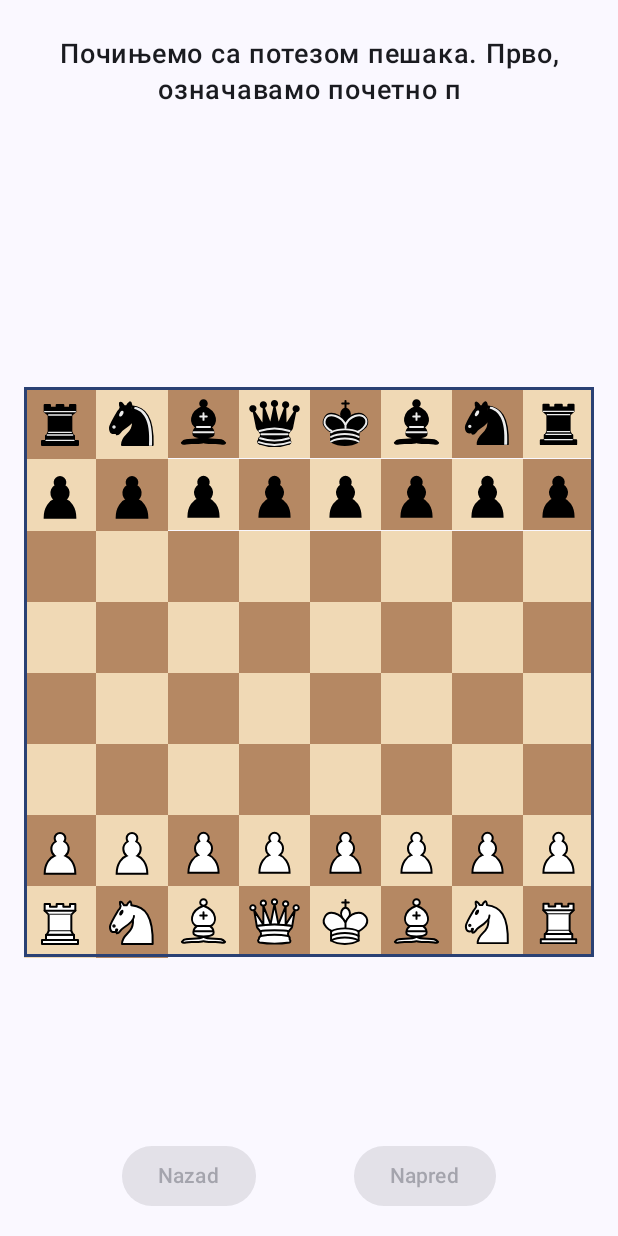
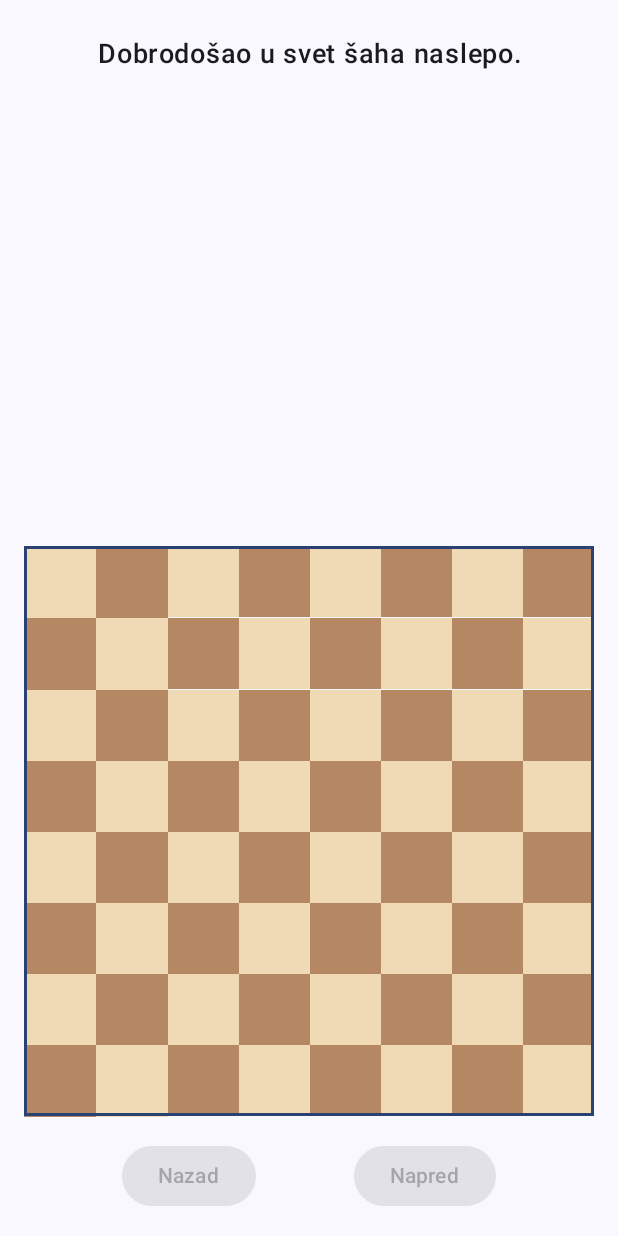
Before and after one commit to pvladan75/BlindfoldChessCouch, an Android app built with Jetpack Compose: the composable InstructionsScreen shown on its own in the app's theme, on a phone screen of 412 x 824 dp. Run offline under Robolectric (Android 15) with nearby library versions, the light colour scheme and no system bars.

Commit message:
Postavili temelje za Uputstvo, sad treba da se podaci upisuju u strings.xml i TutorialData. Ispravljena boja polja na tabli u svim modulima

```diff
--- /dev/null
+++ b/app/src/main/java/com/program/blindfoldchesscouch/sound/SoundManager.kt
@@ -0,0 +1,51 @@
+// sound/SoundManager.kt
+package com.program.blindfoldchesscouch.sound
+
+import android.content.Context
+import android.media.AudioAttributes
+import android.media.SoundPool
+import com.program.blindfoldchesscouch.R
+
+class SoundManager(context: Context) {
+
+    private var soundPool: SoundPool? = null
+    private var typewriterSoundId: Int = 0
+    private var isSoundLoaded = false
+
+    init {
+        // Kreiramo AudioAttributes da bismo definisali kako će se zvuk ponašati
+        val audioAttributes = AudioAttributes.Builder()
+            .setUsage(AudioAttributes.USAGE_GAME) // Definišemo da je zvuk za igru/UI efekat
+            .setContentType(AudioAttributes.CONTENT_TYPE_SONIFICATION)
+            .build()
+
+        // Kreiramo instancu SoundPool-a
+        soundPool = SoundPool.Builder()
+            .setMaxStreams(5) // Koliko zvukova može da se pusti istovremeno
+            .setAudioAttributes(audioAttributes)
+            .build()
+
+        // Postavljamo listener koji će nas obavestiti kada je zvuk učitan i spreman
+        soundPool?.setOnLoadCompleteListener { _, _, status ->
+            if (status == 0) {
+                isSoundLoaded = true
+            }
+        }
+
+        // Učitavamo naš typing.ogg fajl iz res/raw foldera
+        typewriterSoundId = soundPool?.load(context, R.raw.typing, 1) ?: 0
+    }
+
+    // Funkcija koju ćemo pozivati da pustimo zvuk kucanja
+    fun playTypeSound() {
+        if (isSoundLoaded) {
+            soundPool?.play(typewriterSoundId, 1f, 1f, 0, 0, 1f)
+        }
+    }
+
+    // Veoma važna funkcija za oslobađanje resursa kada nam SoundManager više ne treba
+    fun release() {
+        soundPool?.release()
+        soundPool = null
+    }
+}
--- a/app/src/main/java/com/program/blindfoldchesscouch/ui/screens/ChessBoardComposables.kt
+++ b/app/src/main/java/com/program/blindfoldchesscouch/ui/screens/ChessBoardComposables.kt
@@ -8,7 +8,7 @@ import androidx.compose.runtime.Composable
 import androidx.compose.ui.Alignment
 import androidx.compose.ui.Modifier
 import androidx.compose.ui.graphics.Color
-import androidx.compose.ui.res.painterResource // Važan import
+import androidx.compose.ui.res.painterResource
 import androidx.compose.ui.unit.dp
 import com.program.blindfoldchesscouch.model.Board
 import com.program.blindfoldchesscouch.model.Square
@@ -23,7 +23,8 @@ fun ChessBoard(board: Board) {
         for (rank in 8 downTo 1) {
             Row {
                 for (file in 'a'..'h') {
-                    val squareColor = if ((file - 'a' + rank) % 2 == 0) darkSquare else lightSquare
+                    // *** ИСПРАВКА ЈЕ ОВДЕ: Замењена места бојама ***
+                    val squareColor = if ((file - 'a' + rank) % 2 == 0) lightSquare else darkSquare
                     ChessSquare(
                         square = Square(file, rank),
                         board = board,
@@ -45,7 +46,6 @@ fun ChessSquare(square: Square, board: Board, modifier: Modifier = Modifier) {
     ) {
         val piece = board.getPieceAt(square)
         if (piece != null) {
-            // Sada koristimo standardni `painterResource` umesto Coil-a.
             Image(
                 painter = painterResource(id = getDrawableResourceForPiece(piece = piece)),
                 contentDescription = piece.toString(),
--- a/app/src/main/java/com/program/blindfoldchesscouch/ui/screens/InstructionsScreen.kt
+++ b/app/src/main/java/com/program/blindfoldchesscouch/ui/screens/InstructionsScreen.kt
@@ -4,6 +4,8 @@ package com.program.blindfoldchesscouch.ui.screens
 import androidx.compose.foundation.background
 import androidx.compose.foundation.border
 import androidx.compose.foundation.layout.*
+import androidx.compose.foundation.rememberScrollState
+import androidx.compose.foundation.verticalScroll
 import androidx.compose.material3.Button
 import androidx.compose.material3.MaterialTheme
 import androidx.compose.material3.Scaffold
@@ -32,7 +34,6 @@ fun InstructionsScreen(
     val uiState by viewModel.uiState.collectAsStateWithLifecycle()
     val context = LocalContext.current
 
-    // LaunchedEffect će se pokrenuti samo ako se promeni korak i ako korak nije null
     LaunchedEffect(uiState.currentStep) {
         uiState.currentStep?.let { step ->
             val fullText = context.getString(step.textResId)
@@ -46,8 +47,7 @@ fun InstructionsScreen(
                 .fillMaxSize()
                 .padding(paddingValues)
                 .padding(16.dp),
-            horizontalAlignment = Alignment.CenterHorizontally,
-            verticalArrangement = Arrangement.SpaceBetween
+            horizontalAlignment = Alignment.CenterHorizontally
         ) {
             Text(
                 text = uiState.displayedText,
@@ -56,14 +56,19 @@ fun InstructionsScreen(
                 textAlign = TextAlign.Center,
                 modifier = Modifier
                     .fillMaxWidth()
-                    .height(120.dp)
+                    .weight(1f)
+                    .verticalScroll(rememberScrollState())
                     .padding(vertical = 8.dp)
             )
+
+            Spacer(modifier = Modifier.height(16.dp))
 
             TutorialChessBoard(
                 board = uiState.board,
                 highlightedSquares = uiState.highlightedSquares
             )
+
+            Spacer(modifier = Modifier.height(16.dp))
 
             Row(
                 modifier = Modifier.fillMaxWidth(),
@@ -124,9 +129,10 @@ fun TutorialChessSquare(
 ) {
     val lightSquareColor = Color(0xFFF0D9B5)
     val darkSquareColor = Color(0xFFB58863)
-    val highlightColor = Color(0x996C9950)
+    val highlightColor = Color(0x99FFC107)
 
-    val squareColor = if ((square.file - 'a' + square.rank) % 2 == 0) darkSquareColor else lightSquareColor
+    // *** ИСПРАВКА ЈЕ ОВДЕ: Замењена места бојама ***
+    val squareColor = if ((square.file - 'a' + square.rank) % 2 == 0) lightSquareColor else darkSquareColor
 
     Box(
         modifier = modifier
--- a/app/src/main/java/com/program/blindfoldchesscouch/ui/screens/Module2Screen.kt
+++ b/app/src/main/java/com/program/blindfoldchesscouch/ui/screens/Module2Screen.kt
@@ -255,7 +255,9 @@ fun Module2ChessBoard(
             Row {
                 for (file in 'a'..'h') {
                     val square = Square(file, rank)
-                    val baseColor = if (square == selectedSquare) { selectedSquareColor } else { if ((file - 'a' + rank) % 2 == 0) darkSquareColorM2 else lightSquareColorM2 }
+                    // *** ИСПРАВКА ЈЕ ОВДЕ ***
+                    val normalColor = if ((file - 'a' + rank) % 2 == 0) lightSquareColorM2 else darkSquareColorM2
+                    val baseColor = if (square == selectedSquare) selectedSquareColor else normalColor
                     Box(modifier = Modifier.weight(1f).aspectRatio(1f).background(baseColor).clickable { onSquareClick(square) }, contentAlignment = Alignment.Center) {
                         board.getPieceAt(square)?.let { piece ->
                             Image(
--- a/app/src/main/java/com/program/blindfoldchesscouch/ui/screens/Module3Screen.kt
+++ b/app/src/main/java/com/program/blindfoldchesscouch/ui/screens/Module3Screen.kt
@@ -338,7 +338,8 @@ fun Module3ChessBoard(
             Row {
                 for (file in 'a'..'h') {
                     val square = Square(file, rank)
-                    val baseColor = if ((file - 'a' + rank) % 2 == 0) darkSquareColorM3 else lightSquareColorM3
+                    // *** ИСПРАВКА ЈЕ ОВДЕ ***
+                    val baseColor = if ((file - 'a' + rank) % 2 == 0) lightSquareColorM3 else darkSquareColorM3
                     val finalColor = when (square) {
                         feedbackSquare?.first -> if (feedbackSquare.second) feedbackCorrectColor else feedbackWrongColor
                         moveHighlight?.from -> moveFromColor
--- a/app/src/main/java/com/program/blindfoldchesscouch/ui/screens/Module4Screen.kt
+++ b/app/src/main/java/com/program/blindfoldchesscouch/ui/screens/Module4Screen.kt
@@ -47,7 +47,6 @@ fun Module4Screen(
                 horizontalAlignment = Alignment.CenterHorizontally,
                 verticalArrangement = Arrangement.spacedBy(16.dp)
             ) {
-                // *** ИЗМЕНА: Прослеђујемо све нове информације у InfoPanel ***
                 InfoPanel(
                     statusMessage = uiState.statusMessage,
                     lastBlackMove = uiState.lastBlackMove,
@@ -74,7 +73,6 @@ fun Module4Screen(
     }
 }
 
-// *** ИЗМЕНА: InfoPanel сада приказује више информација ***
 @Composable
 fun InfoPanel(statusMessage: String, lastBlackMove: String?, blackPiecesInfo: String) {
     Column(
@@ -109,7 +107,6 @@ fun InfoPanel(statusMessage: String, lastBlackMove: String?, blackPiecesInfo: St
 }
 
 
-// --- Остатак кода остаје исти ---
 @Composable
 fun ActionButtons(
     arePiecesVisible: Boolean,
@@ -183,7 +180,8 @@ fun InteractiveChessSquare(
     val darkSquareColor = Color(0xFFB58863)
     val selectedColor = Color(0xFF6C9950)
 
-    val squareColor = if (isSelected) selectedColor else if ((square.file - 'a' + square.rank) % 2 == 0) darkSquareColor else lightSquareColor
+    // *** ИСПРАВКА ЈЕ ОВДЕ ***
+    val squareColor = if (isSelected) selectedColor else if ((square.file - 'a' + square.rank) % 2 == 0) lightSquareColor else darkSquareColor
 
     Box(
         modifier = modifier
--- a/app/src/main/java/com/program/blindfoldchesscouch/viewmodel/InstructionsViewModel.kt
+++ b/app/src/main/java/com/program/blindfoldchesscouch/viewmodel/InstructionsViewModel.kt
@@ -1,9 +1,11 @@
 package com.program.blindfoldchesscouch.viewmodel
 
+import android.app.Application
+import androidx.lifecycle.AndroidViewModel
 import androidx.lifecycle.SavedStateHandle
-import androidx.lifecycle.ViewModel
 import androidx.lifecycle.viewModelScope
 import com.program.blindfoldchesscouch.model.*
+import com.program.blindfoldchesscouch.sound.SoundManager
 import kotlinx.coroutines.Job
 import kotlinx.coroutines.delay
 import kotlinx.coroutines.flow.MutableStateFlow
@@ -12,9 +14,9 @@ import kotlinx.coroutines.flow.asStateFlow
 import kotlinx.coroutines.flow.update
 import kotlinx.coroutines.launch
 
-// Definicija UiState ostaje ista
+// Definicija UiState ostaje ista...
 data class InstructionsUiState(
-    val currentStep: TutorialStep?, // Može biti null ako scenario ne postoji
+    val currentStep: TutorialStep?,
     val board: Board = Board(),
     val displayedText: String = "",
     val isProcessing: Boolean = true,
@@ -23,14 +25,16 @@ data class InstructionsUiState(
     val highlightedSquares: Set<Square> = emptySet()
 )
 
+// *** ИЗМЕНА: ViewModel sada nasleđuje AndroidViewModel ***
 class InstructionsViewModel(
-    savedStateHandle: SavedStateHandle // Za prihvatanje argumenata iz navigacije
-) : ViewModel() {
+    application: Application, // Dobijamo Application context
+    savedStateHandle: SavedStateHandle
+) : AndroidViewModel(application) {
 
-    // Čitamo topicId koji je prosleđen kroz navigaciju
+    // *** НОВО: Kreiramo instancu SoundManager-a ***
+    private val soundManager = SoundManager(application.applicationContext)
+
     private val topicId: String? = savedStateHandle["topicId"]
-
-    // Učitavamo pravi scenario na osnovu dobijenog ID-ja
     private val tutorialScript: List<TutorialStep> = TutorialRepository.getScriptById(topicId)
 
     private val _uiState = MutableStateFlow(
@@ -42,11 +46,9 @@ class InstructionsViewModel(
     private var processorJob: Job? = null
 
     init {
-        // Učitavamo prvi korak ako scenario postoji
         if (tutorialScript.isNotEmpty()) {
             loadStep(currentStepIndex)
         } else {
-            // Slučaj ako scenario ne postoji (npr. prazna lista za Modul 1)
             _uiState.update { it.copy(isProcessing = false, displayedText = "Ovaj tutorijal još uvek nije dostupan.") }
         }
     }
@@ -130,6 +132,8 @@ class InstructionsViewModel(
                     is TextSegment -> {
                         segment.text.forEach { char ->
                             _uiState.update { it.copy(displayedText = it.displayedText + char) }
+                            // *** НОВО: Puštamo zvuk za svaki karakter ***
+                            soundManager.playTypeSound()
                             delay(40)
                         }
                     }
@@ -149,4 +153,10 @@ class InstructionsViewModel(
             _uiState.update { it.copy(isProcessing = false) }
         }
     }
+
+    // *** НОВО: Oslobađamo resurse kada se ViewModel uništi ***
+    override fun onCleared() {
+        super.onCleared()
+        soundManager.release()
+    }
 }
--- a/app/src/main/res/values/strings.xml
+++ b/app/src/main/res/values/strings.xml
@@ -1,6 +1,25 @@
 <resources>
     <string name="app_name">BlindfoldChessCouch</string>
-    <string name="tutorial_step_1"><![CDATA[Почињемо са потезом пешака.<pause>500</pause> Прво, означавамо почетно поље: <hl>e2</hl>. <pause>1000</pause> Затим, означавамо циљно поље: <hl>e4</hl>.]]></string>
-    <string name="tutorial_step_2"><![CDATA[<clear></clear>Браво! Одигран је потез e4. <pause>1000</pause>Сада је на реду црни.]]></string>
-    <string name="tutorial_step_3"><![CDATA[Црни одговара потезом скакача са <hl>g8</hl> на <hl>f6</hl>.]]></string>
+
+    <string name="tutorial_step_0"><![CDATA[<clear></clear><pause>500</pause>Dobrodošao u svet šaha naslepo.<pause>1000</pause>Ovo je važan korak napred u razvoju tvoje sposobnosti da <pause>200</pause>zamislis celu tablu u glavi.<pause>1500</pause>To je veština koja zahteva <pause>300</pause>posvećenost, koncentraciju i vežbu.<pause>1000</pause>Ova aplikacija je tvoj saputnik na tom putu.<pause>1000</pause>Na tebi je da iskoristiš njen potencijal. Počnimo!]]></string>
+
+    <string name="tutorial_step_1"><![CDATA[<clear></clear>Svako polje na tabli ima oznaku sastavljenu od jednog slova i jednog broja.<pause>1000</pause>Slova označavaju kolone: od <hl>a1</hl> do <hl>a8</hl> je kolona \'a\'.<pause>1000</pause>Brojevi označavaju redove: od <hl>a1</hl> do <hl>h1</hl> је red 1.<pause>1000</pause>Dakle, polje <hl>e4</hl> se nalazi u koloni \'e\' i u redu 4.]]></string>
+
+    <string name="tutorial_step_2"><![CDATA[<clear></clear>Sada pogledajmo neka konkretna polja:<pause>1000</pause><hl>c6</hl> je treća kolona i šesti red.<pause>500</pause><hl>h3</hl> je osma kolona i treći red.<pause>500</pause><hl>b2</hl> je druga kolona i drugi red.]]></string>
+
+    <string name="tutorial_step_3"><![CDATA[<clear></clear>Postoji jedno pravilo koje možeš koristiti da odrediš boju polja bez gledanja u tablu.<pause>1000</pause>Ako je zbir broja kolone i reda paran — polje je crno.<pause>1000</pause>Na primer, <hl>d6</hl>: d = 4, red = 6, zbir je 10 → crno.<pause>1000</pause>Ako je zbir neparan — polje je belo.<pause>500</pause>Na primer, <hl>e4</hl>: e = 5, red = 4, zbir 9 → belo.]]></string>
+
+    <string name="tutorial_step_4"><![CDATA[<clear></clear>Pogledajmo sada kretanje figura. Počinjemo sa topom.<pause>1000</pause>Postavimo topa na <hl>c4</hl>.<pause>1000</pause>Top može da ide horizontalno i vertikalno — znači po istom redu ili istoj koloni.<pause>1000</pause>To znači: <hl>c1</hl>, <hl>c2</hl>, <hl>c3</hl>, <hl>c5</hl>, <hl>c6</hl>, <hl>c7</hl>, <hl>c8</hl><pause>500</pause> i <hl>a4</hl>, <hl>b4</hl>, <hl>d4</hl>, <hl>e4</hl>, <hl>f4</hl>, <hl>g4</hl>, <hl>h4</hl>.<pause>1000</pause>Kada top ide po koloni, njegova horizontalna koordinata ostaje ista.<pause>500</pause>Kada ide po redu, vertikalna koordinata ostaje ista.]]></string>
+
+    <string name="tutorial_step_5"><![CDATA[<clear></clear>Sada postavljamo lovca na <hl>f3</hl>.<pause>1000</pause>Lovac se kreće dijagonalno — dakle samo po kosim linijama.<pause>1000</pause>Sa svakog polja, lovac ima dve dijagonale na raspolaganju.<pause>1000</pause>Na jednoj dijagonali, zbir koordinata svih polja je isti — npr. <hl>g2</hl>, <hl>h1</hl> (zbir 9).<pause>1000</pause>Na drugoj dijagonali, razlika između koordinata je ista — npr. <hl>e2</hl>, <hl>d1</hl> (razlika 1).<pause>1000</pause>Lovac sa <hl>f3</hl> može na <hl>e2</hl>, <hl>d1</hl>, <hl>e4</hl>, <hl>g2</hl>, <hl>g4</hl>, <hl>h5</hl>.]]></string>
+
+    <string name="tutorial_step_6"><![CDATA[<clear></clear>Dama se kreće i kao top i kao lovac.<pause>1000</pause>Postavimo damu na <hl>d5</hl>.<pause>1000</pause>Može da ide po redu: <hl>a5</hl> do <hl>h5</hl>.<pause>500</pause>Po koloni: <hl>d1</hl> do <hl>d8</hl>.<pause>500</pause>I po dijagonalama: <hl>c4</hl>, <hl>b3</hl>, <hl>a2</hl>, <hl>e6</hl>, <hl>f7</hl>, <hl>g8</hl>, itd.]]></string>
+
+    <string name="tutorial_step_7"><![CDATA[<clear></clear>Sada skakač. Postavimo ga na <hl>e5</hl>.<pause>1000</pause>Skakač se kreće u obliku slova “L”.<pause>1000</pause>To znači da se jedna koordinata menja za 2, a druga za 1.<pause>1000</pause>Skokovi su: <hl>c4</hl>, <hl>c6</hl>, <hl>d3</hl>, <hl>d7</hl>, <hl>f3</hl>, <hl>f7</hl>, <hl>g4</hl>, <hl>g6</hl>.<pause>1000</pause>Skakač preskače sve figure između.]]></string>
+
+    <string name="tutorial_step_8"><![CDATA[<clear></clear>Beli pešak počinje sa <hl>e2</hl>.<pause>1000</pause>Može da ide napred na <hl>e3</hl> ili <hl>e4</hl> ako je prvi potez.<pause>1000</pause>Ako je već na <hl>e4</hl>, onda može da ide samo na <hl>e5</hl>.<pause>1000</pause>Tuče dijagonalno: <hl>d5</hl> i <hl>f5</hl>.]]></string>
+
+    <string name="tutorial_step_9"><![CDATA[<clear></clear>Crni pešak sa <hl>d7</hl> može da ide na <hl>d6</hl> i <hl>d5</hl>.<pause>1000</pause>Tuče dijagonalno: <hl>c5</hl> i <hl>e5</hl>.<pause>1000</pause>Za razliku od ostalih figura, pešak ne može nazad.]]></string>
+
+    <string name="tutorial_step_10"><![CDATA[<clear></clear>Bravo!<pause>1000</pause>Upoznao si koordinate, boje polja i osnovno kretanje figura.<pause>1500</pause>Nastavi dalje i uskoro će cela tabla živeti u tvojoj mašti.]]></string>
 </resources>
```
Also changed, not shown: app/src/main/java/com/program/blindfoldchesscouch/model/TutorialData.kt (+39 -11 lines), app/src/main/java/com/program/blindfoldchesscouch/ui/screens/MainMenuScreen.kt (+4 -10 lines), app/src/main/java/com/program/blindfoldchesscouch/ui/screens/Module1Screen.kt (+2 -5 lines), 1 other file.
